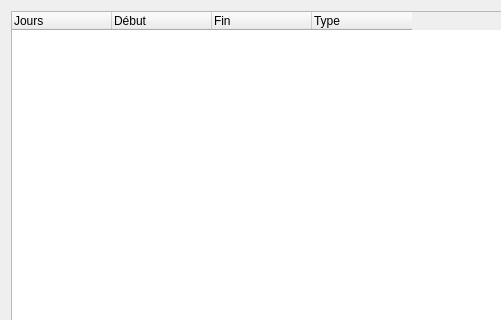
EOued/Projet_Stade, file periods/periods.ui: the form before one commit; both pictures show x 0 to 501 and y 0 to 320 of the 878 by 588 pixel window.
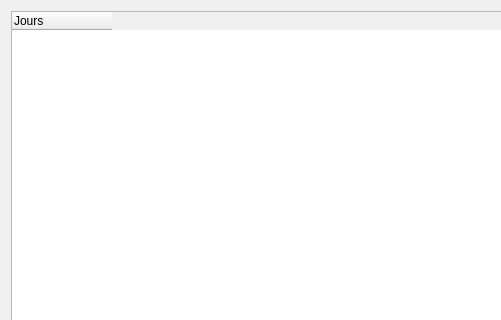
The form after the commit.

Commit message: Issue fixing, modified periods for teams

The edit to the form file:
```diff
--- a/periods/periods.ui
+++ b/periods/periods.ui
@@ -52,21 +52,6 @@
         <string>Jours</string>
        </property>
       </column>
-      <column>
-       <property name="text">
-        <string>Début</string>
-       </property>
-      </column>
-      <column>
-       <property name="text">
-        <string>Fin</string>
-       </property>
-      </column>
-      <column>
-       <property name="text">
-        <string>Type</string>
-       </property>
-      </column>
      </widget>
      <widget class="QFrame" name="days">
       <property name="frameShape">
```
The commit also changes 4 other files.
